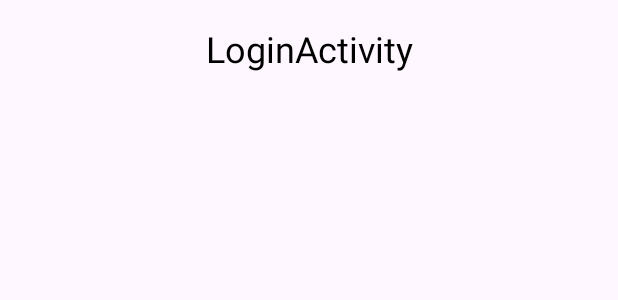
After one commit to kzi-nastava/ma-project-event-planner-siit-2024-team-18, an Android app: the layout activity_login_screen.xml on its own in the app's theme, with its tools: preview values and no code run, on a phone screen of 412 x 824 dp. The commit adds this screen. Shown: the top 300 px of the screen. Run offline under Robolectric (Android 15) with nearby library versions, the phone set to English and light mode, and no system bars.

Commit message:
[ADD] Login Screen

```diff
--- a/EventPlanner/app/src/main/AndroidManifest.xml
+++ b/EventPlanner/app/src/main/AndroidManifest.xml
@@ -13,6 +13,9 @@
         android:theme="@style/Theme.EventPlanner"
         tools:targetApi="31">
         <activity
+            android:name=".LoginActivity"
+            android:exported="false" />
+        <activity
             android:name=".MainActivity"
             android:exported="true">
             <intent-filter>
--- a/EventPlanner/app/src/main/java/com/example/eventplanner/MainActivity.java
+++ b/EventPlanner/app/src/main/java/com/example/eventplanner/MainActivity.java
@@ -1,5 +1,6 @@
 package com.example.eventplanner;
 
+import android.content.Intent;
 import android.os.Bundle;
 
 import androidx.appcompat.app.AppCompatActivity;
@@ -19,9 +20,9 @@ public class MainActivity extends AppCompatActivity {
         new Timer().schedule(new TimerTask() {
             @Override
             public void run() {
-                //Intent intent = new Intent(MainActivity.this, LoginActivity.class);
+                Intent intent = new Intent(MainActivity.this, LoginActivity.class);
 
-                //startActivity(intent);
+                startActivity(intent);
                 finish();
             }
         }, SPLASH_TIME_OUT);
--- /dev/null
+++ b/EventPlanner/app/src/main/res/layout/activity_login_screen.xml
@@ -0,0 +1,22 @@
+<?xml version="1.0" encoding="utf-8"?>
+<androidx.constraintlayout.widget.ConstraintLayout xmlns:android="http://schemas.android.com/apk/res/android"
+    xmlns:app="http://schemas.android.com/apk/res-auto"
+    xmlns:tools="http://schemas.android.com/tools"
+    android:id="@+id/main"
+    android:layout_width="match_parent"
+    android:layout_height="match_parent"
+    tools:context=".LoginActivity">
+
+    <TextView
+        android:id="@+id/loginScreenTitle"
+        android:layout_width="wrap_content"
+        android:layout_height="wrap_content"
+        android:text="LoginActivity"
+        android:textSize="24sp"
+        android:textColor="#000000"
+        app:layout_constraintTop_toTopOf="parent"
+        app:layout_constraintStart_toStartOf="parent"
+        app:layout_constraintEnd_toEndOf="parent"
+        android:layout_marginTop="16dp"/>
+
+</androidx.constraintlayout.widget.ConstraintLayout>
```
Also changed, not shown: EventPlanner/app/src/main/java/com/example/eventplanner/LoginActivity.java (added, +24 -0 lines).
